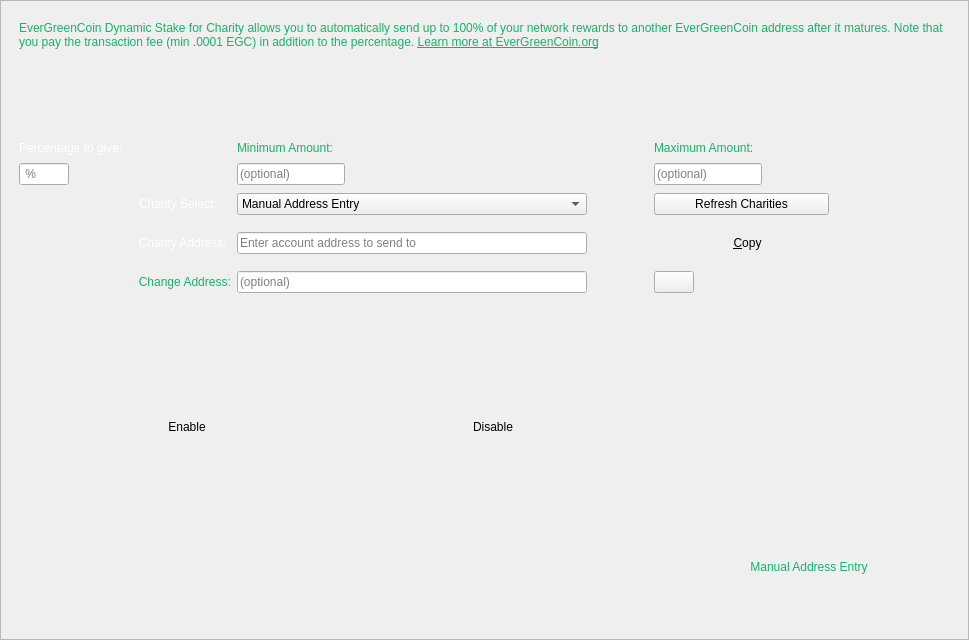
The window that src/qt/forms/charitydialog.ui (EverGreenCoinDev/EverGreenCoin) describes before a commit, drawn with Qt 5.
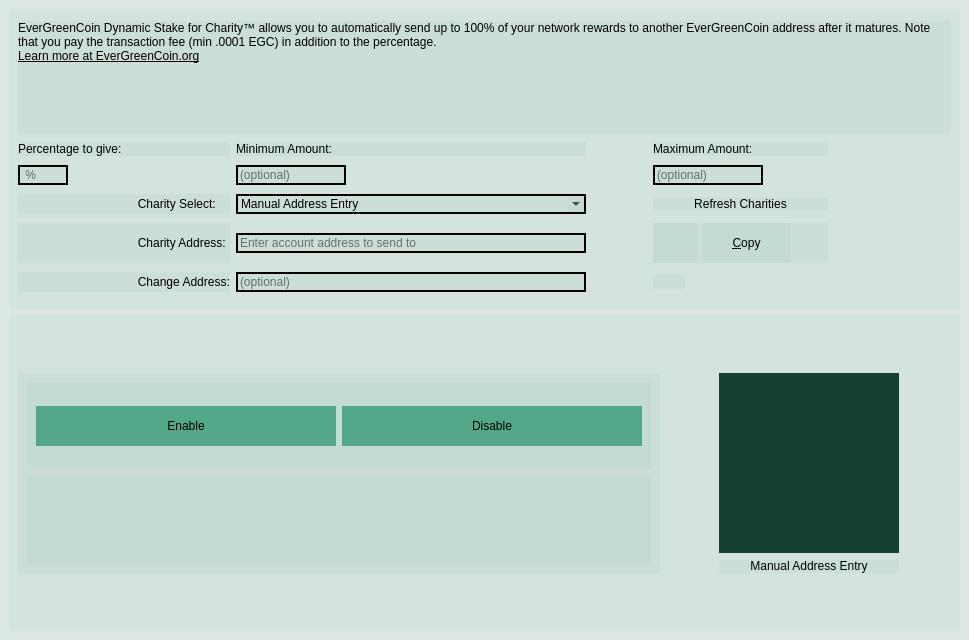
The same window after the commit. Icons and pictures are not drawn.

What changed in the file:
```diff
--- a/src/qt/forms/charitydialog.ui
+++ b/src/qt/forms/charitydialog.ui
@@ -28,6 +28,9 @@
   <property name="windowTitle">
    <string>Stake For Charity</string>
   </property>
+  <property name="styleSheet">
+   <string notr="true">border: 0px;</string>
+  </property>
   <layout class="QGridLayout" name="gridLayout">
    <property name="leftMargin">
     <number>0</number>
@@ -55,6 +58,9 @@
        <height>640</height>
       </size>
      </property>
+     <property name="styleSheet">
+      <string notr="true">background: rgba(1,132,87,10);</string>
+     </property>
      <property name="frameShape">
       <enum>QFrame::StyledPanel</enum>
      </property>
@@ -84,7 +90,7 @@
        <rect>
         <x>0</x>
         <y>0</y>
-        <width>967</width>
+        <width>969</width>
         <height>640</height>
        </rect>
       </property>
@@ -181,7 +187,7 @@
              </font>
             </property>
             <property name="styleSheet">
-             <string notr="true">QLabel {color:#1ab06c; text-decoration: none;}</string>
+             <string notr="true">QLabel {color:#000000; text-decoration: none;}</string>
             </property>
             <property name="text">
              <string>Manual Address Entry</string>
@@ -278,6 +284,9 @@
                   <property name="layoutDirection">
                    <enum>Qt::LeftToRight</enum>
                   </property>
+                  <property name="styleSheet">
+                   <string notr="true">background: rgba(1,132,87,150);</string>
+                  </property>
                   <property name="text">
                    <string>Enable</string>
                   </property>
@@ -300,6 +309,9 @@
                   <property name="toolTip">
                    <string>Disable EverGreenCoin Dynamic Stake For Charity</string>
                   </property>
+                  <property name="styleSheet">
+                   <string notr="true">background: rgba(1,132,87,150);</string>
+                  </property>
                   <property name="text">
                    <string>Disable</string>
                   </property>
@@ -537,6 +549,9 @@
               <height>180</height>
              </size>
             </property>
+            <property name="styleSheet">
+             <string notr="true">background: #153f30;</string>
+            </property>
             <property name="text">
              <string/>
             </property>
@@ -625,6 +640,9 @@
             <property name="toolTip">
              <string>The amount left over returned to you (expert only, safe to ignore)</string>
             </property>
+            <property name="styleSheet">
+             <string notr="true">border: 2px solid #000000;</string>
+            </property>
             <property name="maxLength">
              <number>34</number>
             </property>
@@ -639,7 +657,7 @@
              <string>Maximum amount to send</string>
             </property>
             <property name="styleSheet">
-             <string notr="true">QLabel {color: #1ab06c;}</string>
+             <string notr="true"/>
             </property>
             <property name="text">
              <string>&lt;html&gt;&lt;head/&gt;&lt;body&gt;&lt;p&gt;Maximum Amount:&lt;/p&gt;&lt;/body&gt;&lt;/html&gt;</string>
@@ -690,6 +708,9 @@
             <property name="toolTip">
              <string>Minimum amount to send</string>
             </property>
+            <property name="styleSheet">
+             <string notr="true">border: 2px solid #000000;</string>
+            </property>
             <property name="maxLength">
              <number>10</number>
             </property>
@@ -701,8 +722,11 @@
           <item row="3" column="1">
            <widget class="QComboBox" name="comboBox">
             <property name="toolTip">
-             <string>Select charity.
-             </string>
+             <string>Select an EverGreenCoin Authorized Effort™ 
+          </string>
+            </property>
+            <property name="styleSheet">
+             <string notr="true">border: 2px solid #000000;</string>
             </property>
             <item>
              <property name="text">
@@ -722,7 +746,7 @@
              <string>Account address to send percentage of network rewards to</string>
             </property>
             <property name="styleSheet">
-             <string notr="true">QLabel {color: #ffffff;}</string>
+             <string notr="true"/>
             </property>
             <property name="text">
              <string>                                    Charity Select:</string>
@@ -741,7 +765,7 @@
              <string>Percentage of your network rewards (stake rewards) to send</string>
             </property>
             <property name="styleSheet">
-             <string notr="true">QLabel {color: #ffffff;}</string>
+             <string notr="true"/>
             </property>
             <property name="text">
              <string>&lt;html&gt;&lt;head/&gt;&lt;body&gt;&lt;p&gt;&lt;span&gt;Percentage to give:&lt;/span&gt;&lt;/p&gt;&lt;/body&gt;&lt;/html&gt;</string>
@@ -760,7 +784,7 @@
              <string>Minimum amount to send</string>
             </property>
             <property name="styleSheet">
-             <string notr="true">QLabel {color: #1ab06c;}</string>
+             <string notr="true"/>
             </property>
             <property name="text">
              <string>&lt;html&gt;&lt;head/&gt;&lt;body&gt;&lt;p&gt;Minimum Amount:&lt;/p&gt;&lt;/body&gt;&lt;/html&gt;</string>
@@ -773,7 +797,7 @@
              <string>The amount left over returned to you (expert only, safe to ignore)</string>
             </property>
             <property name="styleSheet">
-             <string notr="true">QLabel {color: #1ab06c;}</string>
+             <string notr="true"/>
             </property>
             <property name="text">
              <string>                                    Change Address:</string>
@@ -898,7 +922,7 @@
              <string>Account address to send percentage of network rewards to</string>
             </property>
             <property name="styleSheet">
-             <string notr="true">QLabel {color: #ffffff;}</string>
+             <string notr="true"/>
             </property>
             <property name="text">
              <string>                                    Charity Address:</string>
@@ -916,6 +940,9 @@
             <property name="toolTip">
              <string>Maximum amount to send</string>
             </property>
+            <property name="styleSheet">
+             <string notr="true">border: 2px solid #000000;</string>
+            </property>
             <property name="text">
              <string/>
             </property>
@@ -945,7 +972,7 @@
              <string>Account address to send percentage of network rewards to or select from the drop-down menu above</string>
             </property>
             <property name="styleSheet">
-             <string notr="true">QLineEdit {border-color: #ffffff;}</string>
+             <string notr="true">border: 2px solid #000000;</string>
             </property>
             <property name="maxLength">
              <number>34</number>
@@ -967,7 +994,7 @@
              <string>Enter whole numbers 1 - 100</string>
             </property>
             <property name="styleSheet">
-             <string notr="true">QLineEdit {border-color: #ffffff;}</string>
+             <string notr="true">border: 2px solid #000000;</string>
             </property>
             <property name="maxLength">
              <number>3</number>
@@ -998,13 +1025,13 @@
              </size>
             </property>
             <property name="styleSheet">
-             <string notr="true">color: #1ab06c</string>
+             <string notr="true"/>
             </property>
             <property name="lineWidth">
              <number>1</number>
             </property>
             <property name="text">
-             <string>&lt;html&gt;&lt;head/&gt;&lt;body&gt;&lt;p&gt;EverGreenCoin Dynamic Stake for Charity allows you to automatically send up to 100% of your network rewards to another EverGreenCoin address after it matures. Note that you pay the transaction fee (min .0001 EGC) in addition to the percentage. &lt;a href=&quot;https://evergreencoin.org/staking-for-charity/&quot;&gt;&lt;span style=&quot; text-decoration: underline; color:#1ab06c;&quot;&gt;Learn more at EverGreenCoin.org&lt;/span&gt;&lt;/a&gt;&lt;/p&gt;&lt;/body&gt;&lt;/html&gt;</string>
+             <string>&lt;html&gt;&lt;head/&gt;&lt;body&gt;&lt;p&gt;EverGreenCoin Dynamic Stake for Charity™ allows you to automatically send up to 100% of your network rewards to another EverGreenCoin address after it matures. Note that you pay the transaction fee (min .0001 EGC) in addition to the percentage. &lt;a href=&quot;https://evergreencoin.org/staking-for-charity/&quot;&gt;&lt;span style=&quot; text-decoration: underline; color:#0000ff;&quot;&gt;&lt;br/&gt;&lt;/span&gt;&lt;/a&gt;&lt;a href=&quot;https://evergreencoin.org/staking-for-charity/&quot;&gt;&lt;span style=&quot; text-decoration: underline; color:#000000;&quot;&gt;Learn more at EverGreenCoin.org&lt;/span&gt;&lt;/a&gt;&lt;/p&gt;&lt;/body&gt;&lt;/html&gt;</string>
             </property>
             <property name="textFormat">
              <enum>Qt::RichText</enum>
```
Left out of the diff: 6 changed lines with no effect on the pictures.
